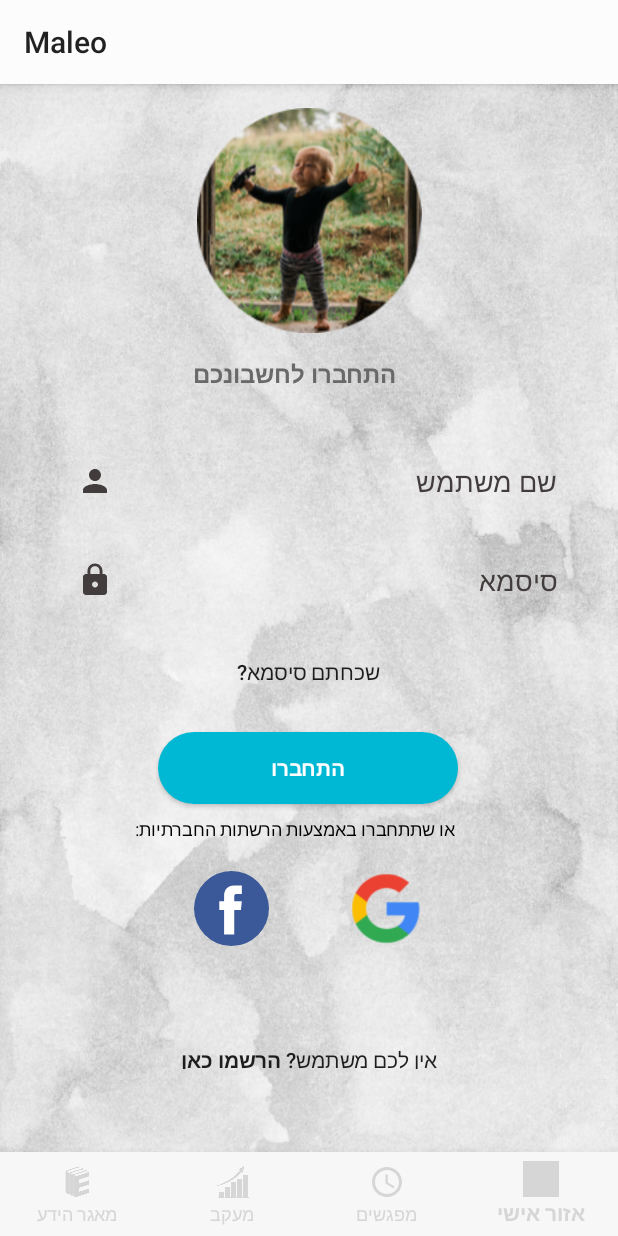
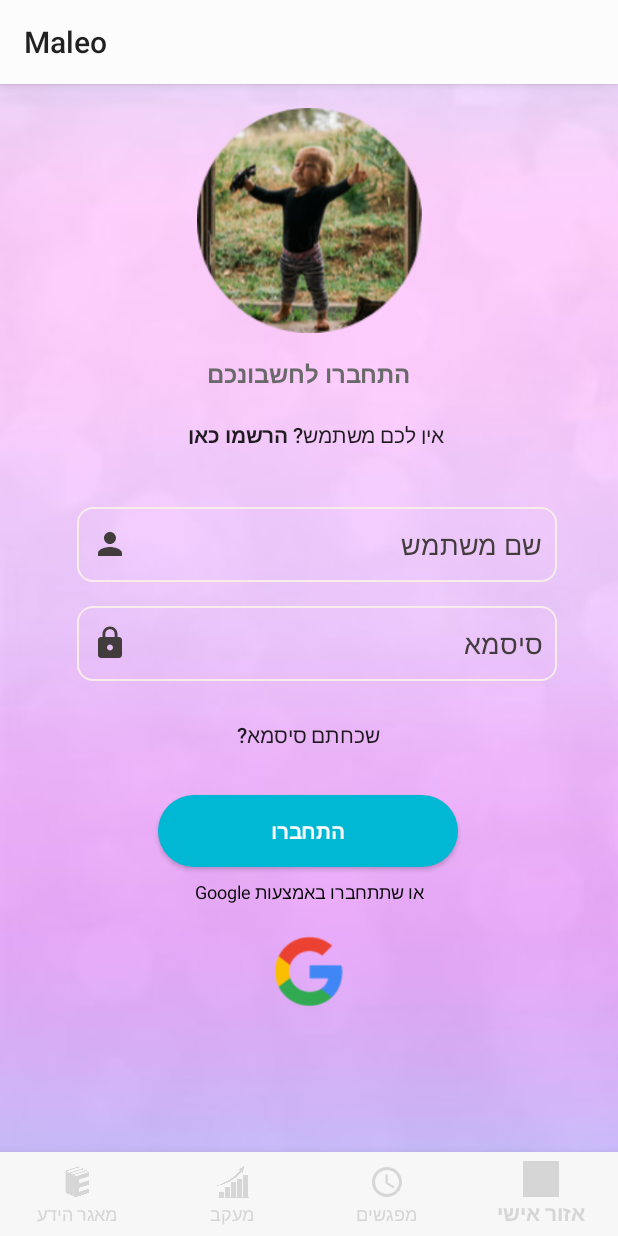
Before and after one commit to Maleo-sys/MaleoProj, an Android app: the LoginActivity screen opened directly, with no data from a screen before it, on a phone screen of 412 x 824 dp. Run offline under Robolectric (Android 15) with nearby library versions, the phone set to English and light mode, and no system bars; our stand-ins replace Firebase (no records; nobody signed in at launch, a user with empty details on screens opened directly); libraries missing offline, so code that uses them is left out: com.shashank.sony; grey boxes are pictures that could not be loaded.

Commit message:
UI FIXES

```diff
--- a/app/src/main/java/com/appsnipp/homedesigns/MainActivity.java
+++ b/app/src/main/java/com/appsnipp/homedesigns/MainActivity.java
@@ -69,6 +69,11 @@ public class MainActivity extends AppCompatActivity {
 
                 }
             });
+        }
+        else{
+            hello_name = findViewById(R.id.hello_name);
+            hello_name.setText("שלום, \nאורח");
+
         }
 
         // Initialize and assign variable
--- /dev/null
+++ b/app/src/main/res/drawable/article_rounded_border.xml
@@ -0,0 +1,6 @@
+<?xml version="1.0" encoding="UTF-8"?>
+<shape xmlns:android="http://schemas.android.com/apk/res/android" android:shape="rectangle">
+    <corners android:radius="20dp"/>
+    <padding android:left="10dp" android:right="10dp" android:top="5dp" android:bottom="5dp"/>
+    <stroke android:width="2dp" android:color="#F8EDEB"/>
+</shape>
--- /dev/null
+++ b/app/src/main/res/drawable/input_rounded_corners.xml
@@ -0,0 +1,6 @@
+<?xml version="1.0" encoding="UTF-8"?>
+<shape xmlns:android="http://schemas.android.com/apk/res/android" android:shape="rectangle">
+    <corners android:radius="10dp"/>
+    <padding android:left="10dp" android:right="10dp" android:top="10dp" android:bottom="10dp"/>
+    <stroke android:width="1dp" android:color="#F8EDEB"/>
+</shape>
--- a/app/src/main/res/layout/activity_follow_up_center.xml
+++ b/app/src/main/res/layout/activity_follow_up_center.xml
@@ -4,7 +4,7 @@
     xmlns:tools="http://schemas.android.com/tools"
     android:layout_width="match_parent"
     android:layout_height="match_parent"
-    android:background="@drawable/orange_background"
+    android:background="@drawable/purple_background"
     android:fadingEdgeLength="10dp"
     tools:context="com.appsnipp.homedesigns.FollowUpCenter">
 
@@ -14,6 +14,7 @@
         layout="@layout/follow_up_content"
         android:layout_width="0dp"
         android:layout_height="0dp"
+        android:layout_marginTop="8dp"
         app:layout_constraintBottom_toTopOf="@+id/navigation"
         app:layout_constraintEnd_toEndOf="parent"
         app:layout_constraintStart_toStartOf="parent"
--- a/app/src/main/res/layout/activity_forgot_password.xml
+++ b/app/src/main/res/layout/activity_forgot_password.xml
@@ -4,7 +4,7 @@
     xmlns:tools="http://schemas.android.com/tools"
     android:layout_width="match_parent"
     android:layout_height="match_parent"
-    android:background="@drawable/light_gray_background"
+    android:background="@drawable/purple_background"
     tools:context=".ForgotPassword">
 
 
--- a/app/src/main/res/layout/activity_login.xml
+++ b/app/src/main/res/layout/activity_login.xml
@@ -5,7 +5,7 @@
     xmlns:tools="http://schemas.android.com/tools"
     android:layout_width="match_parent"
     android:layout_height="match_parent"
-    android:background="@drawable/light_gray_background"
+    android:background="@drawable/purple_background"
     android:orientation="vertical"
     android:fillViewport="true"
     android:fitsSystemWindows="true"
@@ -40,9 +40,10 @@
 
     <TextView
         android:id="@+id/textView4"
-        android:layout_width="wrap_content"
+        android:layout_width="0dp"
         android:layout_height="wrap_content"
         android:layout_marginTop="8dp"
+        android:gravity="center"
         android:text="התחברו לחשבונכם"
         android:textColor="#696969"
         android:textSize="16sp"
@@ -57,29 +58,18 @@
         android:layout_width="50dp"
         android:layout_height="50dp"
         android:layout_marginTop="20dp"
-        android:layout_marginEnd="75dp"
+        android:onClick="google_login"
         app:layout_constraintEnd_toEndOf="parent"
-        app:layout_constraintStart_toEndOf="@+id/facebook_logo"
-        app:layout_constraintTop_toBottomOf="@+id/social_media_signin"
-        app:srcCompat="@drawable/goologo"
-        android:onClick="google_login" />
-
-    <ImageView
-        android:id="@+id/facebook_logo"
-        android:layout_width="50dp"
-        android:layout_height="50dp"
-        android:layout_marginStart="75dp"
-        android:layout_marginTop="20dp"
-        app:layout_constraintEnd_toStartOf="@+id/google_logo"
         app:layout_constraintStart_toStartOf="parent"
         app:layout_constraintTop_toBottomOf="@+id/social_media_signin"
-        app:srcCompat="@drawable/ic_facebook" />
+        app:srcCompat="@drawable/goologo" />
 
     <TextView
         android:id="@+id/social_media_signin"
-        android:layout_width="wrap_content"
+        android:layout_width="0dp"
         android:layout_height="wrap_content"
         android:layout_marginTop="8dp"
+        android:gravity="center"
         android:text="@string/text_signin_social_media"
         android:textColor="@color/md_black_1000"
         android:textSize="12sp"
@@ -105,8 +95,8 @@
         android:id="@+id/et_username"
         android:layout_width="wrap_content"
         android:layout_height="wrap_content"
-        android:layout_marginTop="36dp"
-        android:background="@android:color/transparent"
+        android:layout_marginTop="22dp"
+        android:background="@drawable/input_rounded_corners"
         android:drawableStart="@drawable/ic_person"
         android:drawableLeft="@drawable/ic_person"
         android:drawablePadding="12dp"
@@ -120,14 +110,14 @@
         app:layout_constraintEnd_toEndOf="parent"
         app:layout_constraintHorizontal_bias="0.56"
         app:layout_constraintStart_toStartOf="parent"
-        app:layout_constraintTop_toBottomOf="@+id/textView4" />
+        app:layout_constraintTop_toBottomOf="@+id/button_signup" />
 
     <EditText
         android:id="@+id/et_password"
         android:layout_width="wrap_content"
         android:layout_height="wrap_content"
         android:layout_marginTop="16dp"
-        android:background="@android:color/transparent"
+        android:background="@drawable/input_rounded_corners"
         android:drawableStart="@drawable/ic_lock"
         android:drawableRight="@drawable/ic_lock"
         android:drawablePadding="12dp"
@@ -144,19 +134,19 @@
         app:layout_constraintStart_toStartOf="parent"
         app:layout_constraintTop_toBottomOf="@+id/et_username" />
 
+
     <Button
         android:id="@+id/button_signup"
         style="@style/TextyButton"
         android:layout_width="211dp"
         android:layout_height="56dp"
-        android:layout_marginBottom="35dp"
+        android:onClick="DisplayRegisterPage"
         android:padding="20dp"
         android:text="@string/text_signin_signup"
-        app:layout_constraintBottom_toTopOf="@+id/navigation"
         app:layout_constraintEnd_toEndOf="parent"
-        android:onClick="DisplayRegisterPage"
-        app:layout_constraintStart_toStartOf="parent" />
-
+        app:layout_constraintHorizontal_bias="0.525"
+        app:layout_constraintStart_toStartOf="parent"
+        app:layout_constraintTop_toBottomOf="@+id/textView4" />
 
     <com.google.android.material.bottomnavigation.BottomNavigationView
         android:id="@+id/navigation"
--- a/app/src/main/res/layout/content_main.xml
+++ b/app/src/main/res/layout/content_main.xml
@@ -8,7 +8,7 @@
     tools:context="com.appsnipp.homedesigns.MainActivity"
     tools:showIn="@layout/app_bar_main"
     style="@style/parent.contentLayout"
-    android:background="@drawable/orange_background">
+    android:background="@drawable/purple_background">
 
     <androidx.core.widget.NestedScrollView
         android:layout_width="match_parent"
--- a/app/src/main/res/layout/layout_main_post.xml
+++ b/app/src/main/res/layout/layout_main_post.xml
@@ -2,7 +2,9 @@
 <LinearLayout xmlns:android="http://schemas.android.com/apk/res/android"
     android:orientation="vertical" android:layout_width="match_parent"
     android:layout_height="match_parent"
-    android:background="?android:attr/selectableItemBackground">
+    android:background="@drawable/article_rounded_border">
+
+<!--    android:background="?android:attr/selectableItemBackground"-->
 
     <TextView
         style="@style/viewParent.headerText"
--- a/app/src/main/res/layout/layout_post.xml
+++ b/app/src/main/res/layout/layout_post.xml
@@ -2,7 +2,9 @@
     android:layout_width="match_parent"
     android:layout_height="100dp"
     android:layout_marginTop="40dp"
-    android:gravity="right">
+    android:gravity="right"
+    android:background="@drawable/article_rounded_border">
+>
 
     <ImageView
         android:id="@+id/newsThumbnailImageView"
@@ -20,7 +22,7 @@
         android:ellipsize="end"
         android:gravity="right"
         android:maxLines="2"
-        android:text="זאת כותרת של כתבה חדשה? כן"
+        android:text="כותרת של כתבה חדשה"
         android:textSize="15sp" />
 
     <TextView
--- a/app/src/main/res/values/strings.xml
+++ b/app/src/main/res/values/strings.xml
@@ -6,14 +6,14 @@
     <string name="hint_password">סיסמא</string>
     <string name="text_forgot_password">שכחתם סיסמא?</string>
     <string name="button_sign_in">התחברו</string>
-    <string name="text_signin_social_media">או שתתחברו באמצעות הרשתות החברתיות:</string>
+    <string name="text_signin_social_media">או שתתחברו באמצעות Google</string>
     <string name="text_signin_signup">אין לכם משתמש? <b>הרשמו כאן</b></string>
     <string name="hint_confirm_password">אימות סיסמא</string>
     <string name="text_signup_terms">בעת ההרשמה אתם מאשרים את <b>תנאי השימוש</b></string>
     <string name="hint_phone">מספר סלולרי</string>
     <string name="hint_email">אימייל</string>
-    <string name="text_signup_social_media">או שתרשמו באמצעות הרשתות החברתיות:</string>
-    <string name="text_signup_message">הרשמו לאתר! זה לגמרי בחינם :) </string>
+    <string name="text_signup_social_media">או שתרשמו באמצעות Google:</string>
+    <string name="text_signup_message">הרשמו לאפליקציה! זה לגמרי בחינם :) </string>
     <string name="button_sign_up">הרשמו</string>
     <string name="add_picture_signup">הוסף תמונה</string>
     <string name="lost_password_image">אעזור לכם לשחזר את חשבונכם</string>
```
Also changed, not shown: app/src/main/java/com/appsnipp/homedesigns/FollowUpCenter.java (+7 -7 lines), app/src/main/res/layout/activity_data_center.xml (+5 -2 lines), app/src/main/res/layout/activity_register.xml (+11 -25 lines), app/src/main/res/drawable-v24/purple_background.jpeg (added).
